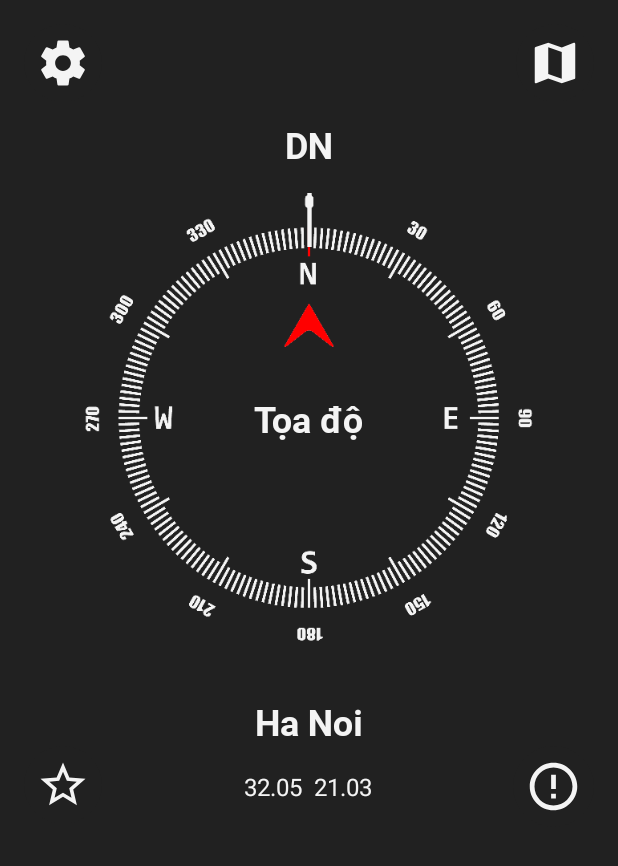
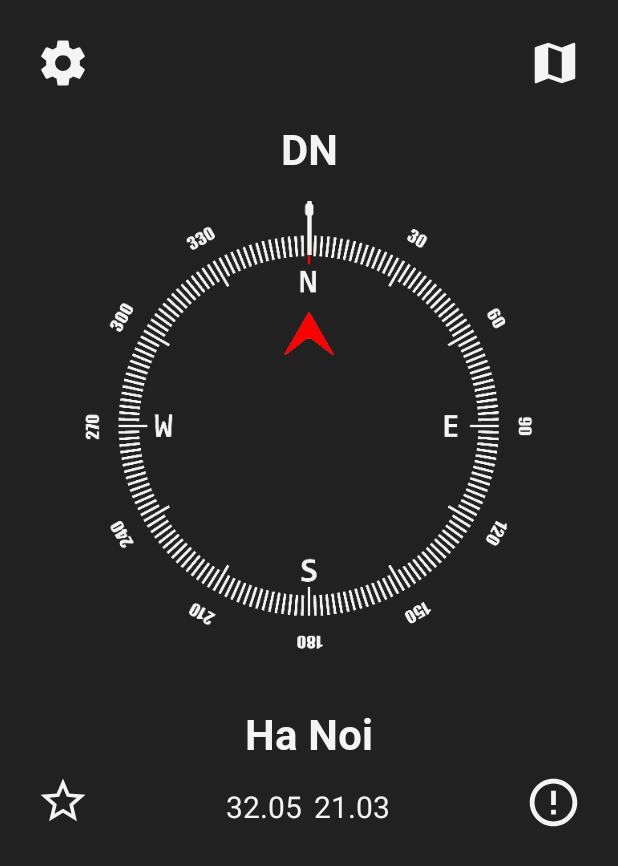
Before and after one commit to teamdz1122/SmartCompass, an Android app: the screen it shows after launch (CompassActivity), on a phone screen of 412 x 824 dp. Shown: the top 866 px of the screen. Run offline under Robolectric (Android 15) with nearby library versions, the phone set to English and light mode, and no system bars; our stand-ins replace AdMob; plain views replace NativeExpressAdView; 7 statements that could not run were skipped.

Commit message:
fix map auto run and change size dergees

```diff
--- a/app/build.gradle
+++ b/app/build.gradle
@@ -17,11 +17,6 @@ android {
     }
     buildTypes {
         release {
-            shrinkResources true
-            minifyEnabled true
-            proguardFiles getDefaultProguardFile('proguard-android.txt'), 'proguard-rules.pro'
-        }
-        debug {
             shrinkResources true
             minifyEnabled true
             proguardFiles getDefaultProguardFile('proguard-android.txt'), 'proguard-rules.pro'
--- a/app/src/main/java/smartcompass/teamdz/com/smartcompass2018/ui/compass/CompassActivity.java
+++ b/app/src/main/java/smartcompass/teamdz/com/smartcompass2018/ui/compass/CompassActivity.java
@@ -30,15 +30,6 @@ import smartcompass.teamdz.com.smartcompass2018.utils.InterstitialUtils;
 public class CompassActivity extends AppCompatActivity {
 
     private static final int REQUEST_CODE_PERMISSION = 200;
-    /*private ImageView mIvCompass;
-        private TextView mTvDegress;
-        private SensorManager mSensorManager;
-
-        private float[] mGravity = new float[]{0f,0f,9.8f};
-        private float[] mGeomagnetic = new float[3];
-        private float azimuth = 0f;
-        private float currectAzimuth = 0f;
-        private static final float ALPHA = 0.1f;*/
     private String[] PERMISSION_NAME = {Manifest.permission.ACCESS_FINE_LOCATION};
     private CompassFragment mCompassFragment;
     private NativeExpressAdView mContainerAd;
@@ -53,10 +44,6 @@ public class CompassActivity extends AppCompatActivity {
         } else {
             initView();
         }
-        InterstitialUtils.getSharedInstance().init(getApplicationContext());
-
-        adsUnit();
-
     }
 
     private void initView() {
@@ -66,6 +53,8 @@ public class CompassActivity extends AppCompatActivity {
             mCompassFragment = CompassFragment.newInstance();
             getSupportFragmentManager().beginTransaction().add(R.id.layout_content, mCompassFragment).commitAllowingStateLoss();
         }
+        InterstitialUtils.getSharedInstance().init(getApplicationContext());
+        adsUnit();
     }
 
 
--- a/app/src/main/java/smartcompass/teamdz/com/smartcompass2018/ui/compass/CompassFragment.java
+++ b/app/src/main/java/smartcompass/teamdz/com/smartcompass2018/ui/compass/CompassFragment.java
@@ -48,7 +48,7 @@ public class CompassFragment extends BaseFragment<CompassPresenter> implements S
 
     private CompassSensorManager mCompassSensorManager;
     private DirectionImage mDirectionImage;
-    private TextView mTvDegrees, mTvLat, mTvLon, mTvCity, mTvDirection;
+    private TextView mTvLat, mTvLon, mTvCity, mTvDegreesDirection;
     private ImageView mIvMaps, mIvSettings, mIvStarRate, mIvWarning;
     private Typeface mTypeface;
     private int mCalibareMagnetic = 0;
@@ -110,14 +110,12 @@ public class CompassFragment extends BaseFragment<CompassPresenter> implements S
         mIvWarning.setOnClickListener(this);
 
         mDirectionImage = view.findViewById(R.id.iv_compass);
-        mTvDegrees = view.findViewById(R.id.tv_degrees);
         mTvLat = view.findViewById(R.id.tv_latitude);
         mTvLon = view.findViewById(R.id.tv_longitude);
         mTvCity = view.findViewById(R.id.tv_location_city);
-        mTvDirection = view.findViewById(R.id.tv_direction);
-        mTvDegrees.setTypeface(mTypeface);
+        mTvDegreesDirection = view.findViewById(R.id.tv_degrees_direction);
         mTvCity.setTypeface(mTypeface);
-        mTvDirection.setTypeface(mTypeface);
+        mTvDegreesDirection.setTypeface(mTypeface);
 
         getLastLocation();
         mLocationCallback = new LocationCallback() {
@@ -244,8 +242,9 @@ public class CompassFragment extends BaseFragment<CompassPresenter> implements S
             mAzimuth = newAzimuth;
             mDirectionImage.setDegress(-mAzimuth);
             mDirectionImage.invalidate();
-            mTvDirection.setText(CompassUtils.displayCurrentDirection(mAzimuth));
-            mTvDegrees.setText(String.valueOf(Math.round(mAzimuth)) + "\u00b0");
+            int degrees = Math.round(mAzimuth);
+            String direction = CompassUtils.displayCurrentDirection(mAzimuth);
+            mTvDegreesDirection.setText(getString(R.string.text_degrees_direction, degrees, direction));
         }
     }
 
--- a/app/src/main/res/layout/activity_maps.xml
+++ b/app/src/main/res/layout/activity_maps.xml
@@ -4,8 +4,8 @@
     android:layout_height="match_parent"
     tools:context="smartcompass.teamdz.com.smartcompass2018.ui.maps.MapsActivity">
 
-    <com.google.android.gms.maps.MapView
-        android:id="@+id/map_view"
+    <fragment
+        android:id="@+id/map"
         android:name="com.google.android.gms.maps.SupportMapFragment"
         android:layout_width="match_parent"
         android:layout_height="match_parent" />
--- a/app/src/main/res/layout/fragment_content_compass.xml
+++ b/app/src/main/res/layout/fragment_content_compass.xml
@@ -20,26 +20,7 @@
         android:src="@mipmap/compass_white"
         app:layout_constraintEnd_toEndOf="parent"
         app:layout_constraintStart_toStartOf="parent"
-        app:layout_constraintTop_toBottomOf="@+id/tv_direction" />
-
-    <TextView
-        android:id="@+id/tv_degrees"
-        android:layout_width="wrap_content"
-        android:layout_height="wrap_content"
-        android:layout_gravity="center"
-        android:layout_marginBottom="8dp"
-        android:layout_marginEnd="8dp"
-        android:layout_marginLeft="8dp"
-        android:layout_marginRight="8dp"
-        android:layout_marginStart="8dp"
-        android:layout_marginTop="8dp"
-        android:text="Tọa độ"
-        android:textColor="@color/color_text_compass"
-        android:textSize="24sp"
-        app:layout_constraintBottom_toBottomOf="@+id/iv_compass"
-        app:layout_constraintEnd_toEndOf="@+id/iv_compass"
-        app:layout_constraintStart_toStartOf="@+id/iv_compass"
-        app:layout_constraintTop_toTopOf="@+id/iv_compass" />
+        app:layout_constraintTop_toBottomOf="@+id/tv_degrees_direction" />
 
     <ImageButton
         android:id="@+id/iv_map"
@@ -87,7 +68,7 @@
         android:layout_marginTop="36dp"
         android:text="Ha Noi"
         android:textColor="@color/color_text_compass"
-        android:textSize="@dimen/text_title_city_h5"
+        android:textSize="@dimen/text_title_city_h6"
         app:layout_constraintEnd_toEndOf="parent"
         app:layout_constraintHorizontal_bias="0.501"
         app:layout_constraintStart_toStartOf="parent"
@@ -126,7 +107,7 @@
         app:layout_constraintTop_toBottomOf="@+id/tv_location_city" />
 
     <TextView
-        android:id="@+id/tv_direction"
+        android:id="@+id/tv_degrees_direction"
         android:layout_width="wrap_content"
         android:layout_height="wrap_content"
         android:layout_marginEnd="8dp"
@@ -136,7 +117,7 @@
         android:layout_marginTop="12dp"
         android:text="DN"
         android:textColor="@color/color_text_compass"
-        android:textSize="@dimen/text_title_city_h5"
+        android:textSize="@dimen/text_title_city_h6"
         app:layout_constraintEnd_toEndOf="parent"
         app:layout_constraintStart_toStartOf="parent"
         app:layout_constraintTop_toBottomOf="@+id/iv_settings" />
--- a/app/src/main/res/values/dimens.xml
+++ b/app/src/main/res/values/dimens.xml
@@ -1,6 +1,7 @@
 <?xml version="1.0" encoding="utf-8"?>
 <resources>
     <dimen name="text_title_city_h5">24sp</dimen>
-    <dimen name="text_longitude_and_latitude_h4">16sp</dimen>
+    <dimen name="text_longitude_and_latitude_h4">20sp</dimen>
     <dimen name="margin_layout">16dp</dimen>
+    <dimen name="text_title_city_h6">28sp</dimen>
 </resources>
--- a/app/src/main/res/values/strings.xml
+++ b/app/src/main/res/values/strings.xml
@@ -17,5 +17,6 @@
     <string name="button_no_thanks">No, Thanks</string>
     <string name="title_dialog_rate_app">Do you enjoy this app?</string>
     <string name="message_dialog_rate_app">If you enjoy using this app, would you mind taking a moment to rate it? It won\'t take more than a minute. Thank for your support!</string>
+    <string name="text_degrees_direction">%d\u00b0 %s</string>
     <string name="ad_unit_banner">ca-app-pub-9569615767688214/5083951357</string>
 </resources>
```
Also changed, not shown: app/src/main/java/smartcompass/teamdz/com/smartcompass2018/ui/maps/MapsActivity.java (+7 -28 lines).
